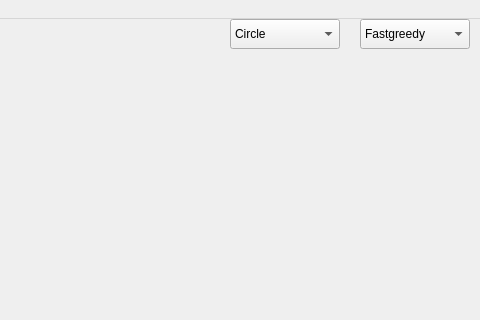
Above: frontend/resource/GUI.ui from gintalk/network-visualization-main before the change; both pictures show x 520 to 1000 and y 0 to 320 of the 1000 by 700 pixel window. Below: the same form after it.
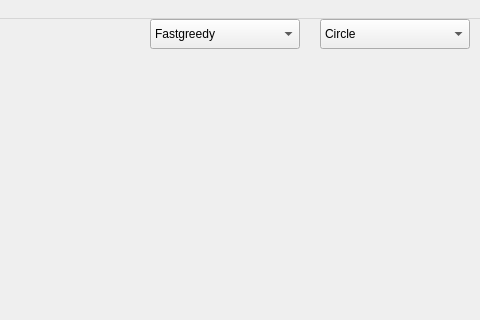
That is the form after the change. Icons and pictures are not drawn.

Diff of the .ui file:
```diff
--- a/frontend/resource/GUI.ui
+++ b/frontend/resource/GUI.ui
@@ -19,7 +19,7 @@
      <rect>
       <x>0</x>
       <y>40</y>
-      <width>750</width>
+      <width>730</width>
       <height>610</height>
      </rect>
     </property>
@@ -27,9 +27,9 @@
    <widget class="QWidget" name="gridLayoutWidget">
     <property name="geometry">
      <rect>
-      <x>760</x>
+      <x>730</x>
       <y>40</y>
-      <width>231</width>
+      <width>261</width>
       <height>611</height>
      </rect>
     </property>
@@ -116,9 +116,9 @@
    <widget class="QComboBox" name="layout">
     <property name="geometry">
      <rect>
-      <x>750</x>
+      <x>840</x>
       <y>0</y>
-      <width>110</width>
+      <width>150</width>
       <height>30</height>
      </rect>
     </property>
@@ -186,9 +186,9 @@
    <widget class="QComboBox" name="cluster">
     <property name="geometry">
      <rect>
-      <x>880</x>
+      <x>670</x>
       <y>0</y>
-      <width>110</width>
+      <width>150</width>
       <height>30</height>
      </rect>
     </property>
```
